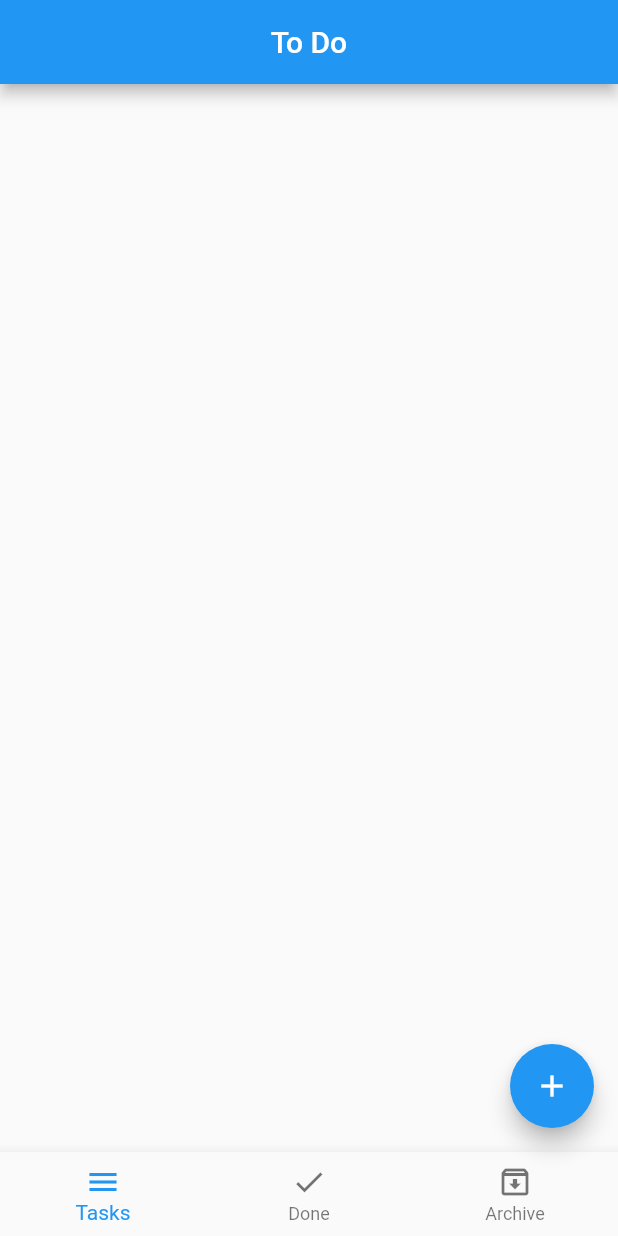
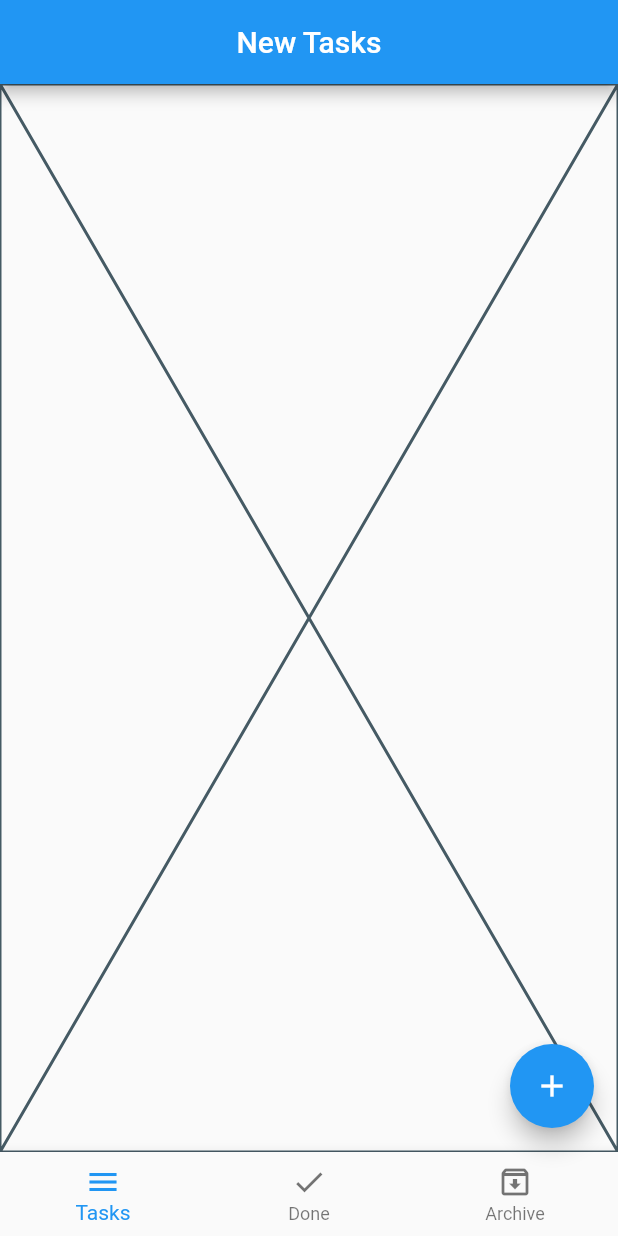
Before and after one commit to MostafaRadian/To_Do_list, a Flutter app: the screen it shows after launch, on a phone screen of 412 x 824 dp. Run offline on Flutter 3.47's test engine with Material 2 defaults, Android fonts, the phone set to English and light mode, and no system bars.

Commit message:
Linking the navigation pages to the main HomePage

```diff
--- a/lib/layout/home_layout.dart
+++ b/lib/layout/home_layout.dart
@@ -1,4 +1,7 @@
 import 'package:flutter/material.dart';
+import 'package:to_do_list/modules/archived_tasks.dart';
+import 'package:to_do_list/modules/done_tasks.dart';
+import 'package:to_do_list/modules/new_tasks.dart';
 
 class HomeLayout extends StatefulWidget {
   const HomeLayout({super.key});
@@ -9,6 +12,17 @@ class HomeLayout extends StatefulWidget {
 
 class HomeLayoutState extends State<HomeLayout> {
   int currentIndex = 0;
+  List<Widget> tasks = [
+    const NewTasks(),
+    const DoneTasks(),
+    const ArchiveTasks()
+  ];
+  List<String> titles = [
+    "New Tasks",
+    "Done Tasks",
+    "Archived Tasks",
+  ];
+
   @override
   Widget build(BuildContext context) {
     return Scaffold(
@@ -32,8 +46,9 @@ class HomeLayoutState extends State<HomeLayout> {
           ]),
       appBar: AppBar(
         centerTitle: true,
-        title: const Text("To Do"),
+        title: Text(titles[currentIndex]),
       ),
+      body: tasks[currentIndex],
     );
   }
 }
--- a/lib/main.dart
+++ b/lib/main.dart
@@ -1,6 +1,5 @@
 import 'package:flutter/material.dart';
 import 'package:to_do_list/layout/home_layout.dart';
-import 'package:to_do_list/to_do.dart';
 
 void main() {
   runApp(const MainApp());
--- /dev/null
+++ b/lib/modules/new_tasks.dart
@@ -0,0 +1,15 @@
+import 'package:flutter/material.dart';
+
+class NewTasks extends StatefulWidget {
+  const NewTasks({super.key});
+
+  @override
+  State<NewTasks> createState() => NewTasksState();
+}
+
+class NewTasksState extends State<NewTasks> {
+  @override
+  Widget build(BuildContext context) {
+    return const Placeholder();
+  }
+}
```
Also changed, not shown: lib/modules/archived_tasks.dart (added, +15 -0 lines), lib/modules/done_tasks.dart (added, +15 -0 lines), lib/to_do.dart (deleted, +0 -64 lines).
